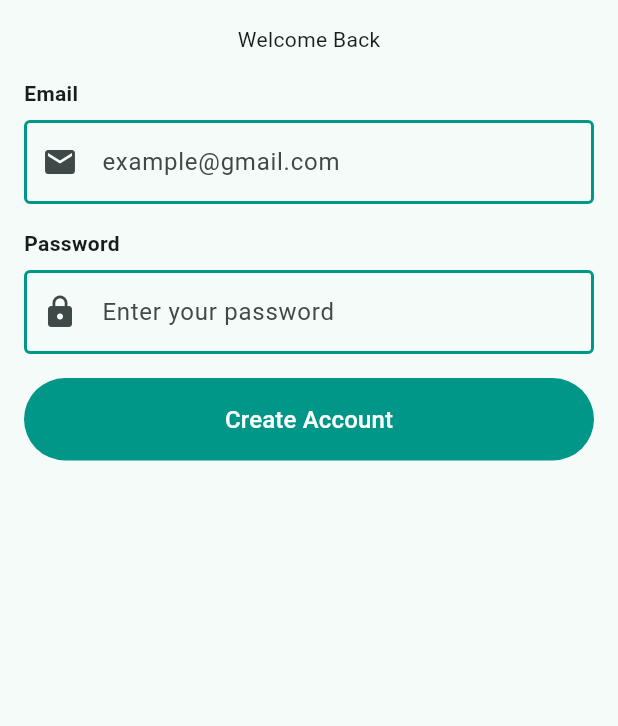
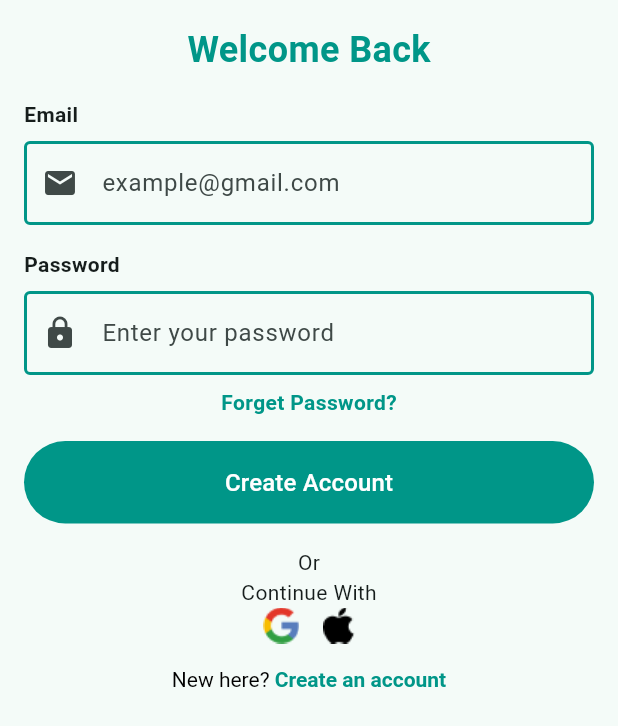
Before and after one commit to OpiniIsaac/task-manager, a Flutter app: the Login screen opened by its route, on a phone screen of 412 x 824 dp. Shown: the top 726 px of the screen. Run offline on Flutter 3.47's test engine with Material 2 defaults, Android fonts, the phone set to English and light mode, and no system bars.

Commit message:
started styling the login

```diff
--- a/lib/scrrens/login.dart
+++ b/lib/scrrens/login.dart
@@ -1,4 +1,5 @@
 import 'dart:convert';
+import 'package:flutter/gestures.dart';
 import 'package:flutter/material.dart';
 
 class Login extends StatelessWidget {
@@ -6,6 +7,9 @@ class Login extends StatelessWidget {
 
   @override
   Widget build(BuildContext context) {
+    const googleLogo = 'images/google.png';
+    const appleLogo = 'images/apple.png';
+
     return Scaffold(
       body: SafeArea(
         child: Padding(
@@ -13,7 +17,14 @@ class Login extends StatelessWidget {
           child: Column(
             children: [
               Center(
-                child: Text("Welcome Back"),
+                child: Text(
+                  "Welcome Back",
+                  style: TextStyle(
+                    color: Colors.teal,
+                    fontSize: 24.0,
+                    fontWeight: FontWeight.bold,
+                  ),
+                ),
               ),
               SizedBox(height: 16.0),
               Container(
@@ -33,12 +44,10 @@ class Login extends StatelessWidget {
                         prefixIcon: Icon(Icons.email),
                         hintText: "example@gmail.com",
                         focusedBorder: OutlineInputBorder(
-                          borderSide:
-                              BorderSide(color: Colors.teal, width: 2.0),
+                          borderSide: BorderSide(color: Colors.teal, width: 2.0),
                         ),
                         enabledBorder: OutlineInputBorder(
-                          borderSide:
-                              BorderSide(color: Colors.teal, width: 2.0),
+                          borderSide: BorderSide(color: Colors.teal, width: 2.0),
                         ),
                       ),
                     ),
@@ -56,20 +65,34 @@ class Login extends StatelessWidget {
                         prefixIcon: Icon(Icons.lock),
                         hintText: "Enter your password",
                         focusedBorder: OutlineInputBorder(
-                          borderSide:
-                              BorderSide(color: Colors.teal, width: 2.0),
+                          borderSide: BorderSide(color: Colors.teal, width: 2.0),
                         ),
                         enabledBorder: OutlineInputBorder(
-                          borderSide:
-                              BorderSide(color: Colors.teal, width: 2.0),
+                          borderSide: BorderSide(color: Colors.teal, width: 2.0),
                         ),
                       ),
                       onChanged: (password) {
                         // Hash the password using SHA-256
                         // String hashedPassword = sha256.convert(utf8.encode(password)).toString();
                         // print("Hashed Password: $hashedPassword");
-                        // You carn store or use the hashedPassword as needed
+                        // You can store or use the hashedPassword as needed
                       },
+                    ),
+                    SizedBox(height: 8.0),
+                    Center(
+                      child: GestureDetector(
+                        onTap: () {
+                          // Navigate to forget password page
+                          print("Forget Password Clicked");
+                        },
+                        child: Text(
+                          "Forget Password?",
+                          style: TextStyle(
+                            color: Colors.teal,
+                            fontWeight: FontWeight.bold,
+                          ),
+                        ),
+                      ),
                     ),
                   ],
                 ),
@@ -83,16 +106,56 @@ class Login extends StatelessWidget {
                         'Create Account',
                         style: TextStyle(fontSize: 16),
                       ),
-                    onPressed: () {},
+                      onPressed: () {
+                        // Add logic for creating an account
+                        // This could navigate to a registration page or perform other actions
+                        print("Create Account Button Pressed");
+                      },
                       style: FilledButton.styleFrom(
                         backgroundColor: Colors.teal,
                         shape: RoundedRectangleBorder(
                           borderRadius: BorderRadius.circular(50),
                         ),
-                        padding: EdgeInsets.symmetric(vertical: 16)),
-                  )),
+                        padding: EdgeInsets.symmetric(vertical: 16),
+                      ),
+                    ),
+                  ),
                 ],
-              )
+              ),
+              SizedBox(height: 16.0),
+              Text("Or"),
+              Text('Continue With'),
+              Center(
+                child: Row(
+                  mainAxisAlignment: MainAxisAlignment.center,
+                  children: [
+                    Image.asset(googleLogo),
+                    SizedBox(width: 16.0), // Add space between logos
+                    Image.asset(appleLogo),
+                  ],
+                ),
+              ),
+              SizedBox(height: 16.0),
+              RichText(
+                text: TextSpan(
+                  text: 'New here? ',
+                  style: TextStyle(color: Colors.black),
+                  children: [
+                    TextSpan(
+                      text: 'Create an account',
+                      style: TextStyle(
+                        color: Colors.teal,
+                        fontWeight: FontWeight.bold,
+                      ),
+                      recognizer: TapGestureRecognizer()
+                        ..onTap = () {
+                          // Navigate to the signup page
+                          print("Create Account Link Clicked");
+                        },
+                    ),
+                  ],
+                ),
+              ),
             ],
           ),
         ),
--- a/pubspec.yaml
+++ b/pubspec.yaml
@@ -64,6 +64,8 @@ flutter:
     - images/firstscreen.png
     - images/secondscreen.png
     - images/thirdscreen.png
+    - images/google.png
+    - images/apple.png
 
   # An image asset can refer to one or more resolution-specific "variants", see
   # https://flutter.dev/assets-and-images/#resolution-aware
```
Also changed, not shown: images/apple.png (added), images/google.png (added). Lines whose indentation alone changed are shown as unchanged.
